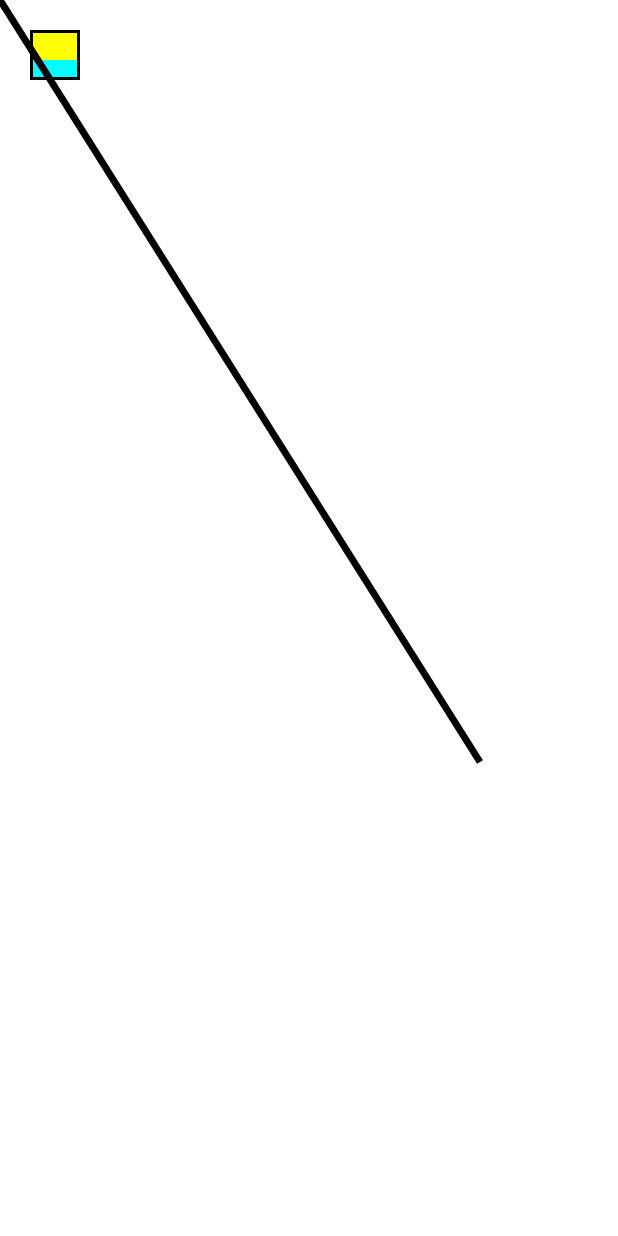
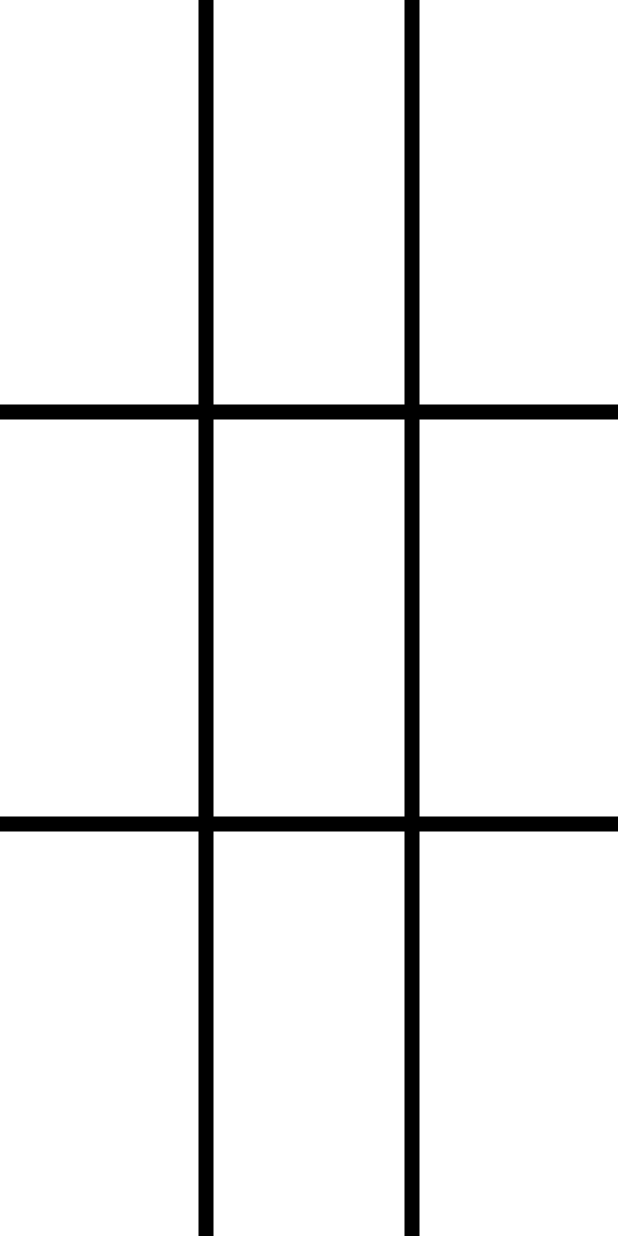
Before and after one commit to ttran49/TicTacToe, an Android app: the screen it shows after launch (MainActivity), on a phone screen of 412 x 824 dp. Run offline under Robolectric (Android 15) with nearby library versions, the phone set to English and light mode, and no system bars.

Commit message:
bitch please grid is done

```diff
--- a/app/src/main/java/com/sanctuaryht/games/tictactoe/DrawView.java
+++ b/app/src/main/java/com/sanctuaryht/games/tictactoe/DrawView.java
@@ -15,18 +15,15 @@ public class DrawView extends View {
     @Override
     public void onDraw(Canvas canvas) {
         paint.setColor(Color.BLACK);
-        paint.setStrokeWidth(3);
-        canvas.drawRect(30, 30, 80, 80, paint);
-        paint.setStrokeWidth(0);
-        paint.setColor(Color.CYAN);
-        canvas.drawRect(33, 60, 77, 77, paint );
-        paint.setColor(Color.YELLOW);
-        canvas.drawRect(33, 33, 77, 60, paint );
-        paint.setColor(Color.BLACK);
-        paint.setStrokeWidth(7);
-        canvas.drawLine(0,0,480,762,paint);
-        System.out.println("Width: "+canvas.getWidth());
-        System.out.println("Height: "+canvas.getHeight());
+        paint.setStrokeWidth(15);
+
+        int width= canvas.getWidth();
+        int height= canvas.getHeight();
+        //vertical lines
+        canvas.drawLine(width/3,0,width/3,height,paint);
+        canvas.drawLine(width*2/3,0,width*2/3,height,paint);
+        //horizontal lines
+        canvas.drawLine(0,height/3,width,height/3,paint);
+        canvas.drawLine(0,height*2/3,width,height*2/3,paint);
     }
-
-}
+    }
--- a/app/src/main/java/com/sanctuaryht/games/tictactoe/MainActivity.java
+++ b/app/src/main/java/com/sanctuaryht/games/tictactoe/MainActivity.java
@@ -20,6 +20,5 @@ public class MainActivity extends Activity {
         drawView = new DrawView(this);
         drawView.setBackgroundColor(Color.WHITE);
         setContentView(drawView);
-
     }
 }
--- a/build.gradle
+++ b/build.gradle
@@ -5,7 +5,7 @@ buildscript {
         jcenter()
     }
     dependencies {
-        classpath 'com.android.tools.build:gradle:2.0.0'
+        classpath 'com.android.tools.build:gradle:2.1.0'
 
         // NOTE: Do not place your application dependencies here; they belong
         // in the individual module build.gradle files
```
